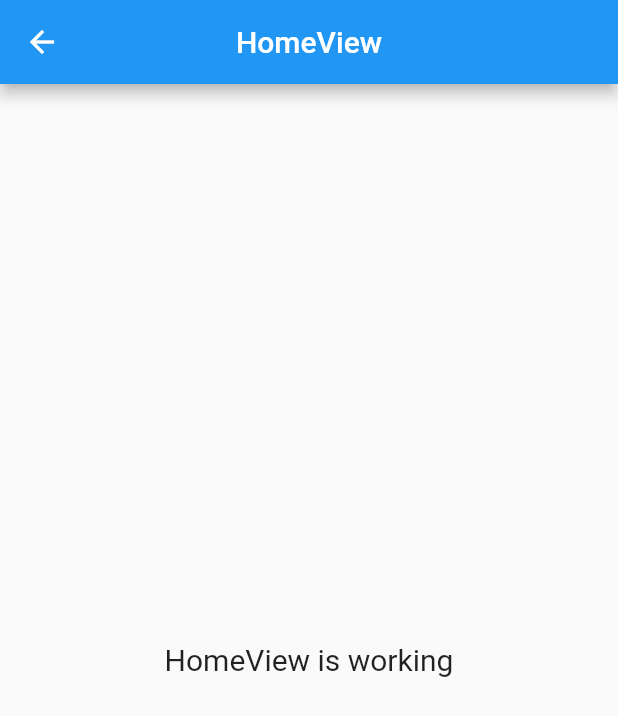
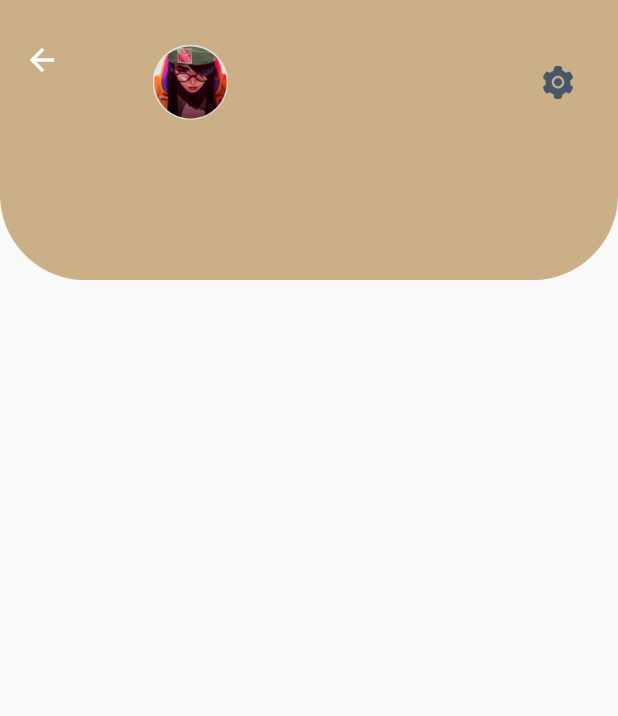
Before and after one commit to fauziahmilda/Aplikasi-GuruPrivate-Online, a Flutter app: the HomeView screen opened by its route, on a phone screen of 412 x 824 dp. Shown: the top 716 px of the screen. Run offline on Flutter 3.47's test engine with Material 2 defaults, Android fonts, the phone set to English and light mode, and no system bars; our stand-ins replace get.

Commit message:
home page update

```diff
--- a/lib/app/modules/home/views/home_view.dart
+++ b/lib/app/modules/home/views/home_view.dart
@@ -10,15 +10,65 @@ class HomeView extends GetView<HomeController> {
   Widget build(BuildContext context) {
     return Scaffold(
       appBar: AppBar(
-        title: const Text('HomeView'),
-        centerTitle: true,
+        toolbarHeight: 80,
+        title: Padding(
+          padding: const EdgeInsets.only(top: 30, left: 30),
+          child: Image.asset(
+            "assets/images/dira.png",
+            width: 50,
+          ),
+        ),
+        actions: [
+          Padding(
+            padding: const EdgeInsets.only(top: 30, right: 30),
+            child: Image.asset(
+              "assets/buttons/setting.png",
+              width: 20,
+            ),
+          )
+        ],
+        centerTitle: false,
+        backgroundColor: Color(0xFFCBAF87),
+        elevation: 0,
       ),
-      body: Center(
-        child: Text(
-          'HomeView is working',
-          style: TextStyle(fontSize: 20),
-        ),
+      body: Stack(
+        children: [
+          Container(
+            alignment: Alignment.topCenter,
+            height: 250,
+            width: Get.width,
+            child: Image.asset("assets/images/home-atas.png"),
+          )
+        ],
       ),
     );
   }
 }
+
+// class ClipPathClass extends CustomClipper<Path> {
+//   @override
+//   Path getClip(Size size) {
+//     var path = Path();
+//     path.lineTo(0.0, size.height);
+
+//     var firstControlPoint = Offset(size.width / 4, size.height);
+//     var firstPoint = Offset(size.width / 2, size.height);
+
+//     path.quadraticBezierTo(firstControlPoint.dx, firstControlPoint.dy,
+//         firstPoint.dx, firstPoint.dy);
+
+//     var secondControlPoint = Offset(size.width - (size.width / 4), size.height);
+//     var secondPoint = Offset(size.width, size.height - 50);
+
+//     path.quadraticBezierTo(secondControlPoint.dx, secondControlPoint.dy,
+//         secondPoint.dx, secondPoint.dy);
+
+//     path.lineTo(size.width, 0.0);
+//     path.close();
+
+//     return path;
+//   }
+
+//   @override
+//   bool shouldReclip(covariant CustomClipper<Path> oldClipper) => false;
+// }
--- a/lib/app/modules/login/views/login_view.dart
+++ b/lib/app/modules/login/views/login_view.dart
@@ -1,5 +1,6 @@
 import 'package:flutter/gestures.dart';
 import 'package:flutter/material.dart';
+import 'package:flutter_app_bazara/app/routes/app_pages.dart';
 
 import 'package:get/get.dart';
 
@@ -119,9 +120,7 @@ class LoginView extends GetView<LoginController> {
                 Padding(
                   padding: EdgeInsets.only(top: 20),
                   child: FlatButton(
-                    onPressed: () {
-                      print("hehe");
-                    },
+                    onPressed: () => Get.offAllNamed(Routes.HOME),
                     child: Image.asset(
                       "assets/buttons/login.png",
                       width: 274,
--- a/lib/main.dart
+++ b/lib/main.dart
@@ -24,7 +24,7 @@ class MyApp extends StatelessWidget {
             return GetMaterialApp(
               debugShowCheckedModeBanner: false,
               title: "Application",
-              initialRoute: Routes.LOGIN,
+              initialRoute: Routes.HOME,
               getPages: AppPages.routes,
             );
           }
```
Also changed, not shown: assets/buttons/setting.png (added), assets/images/atas.png (added), assets/images/home-atas.png (added).
